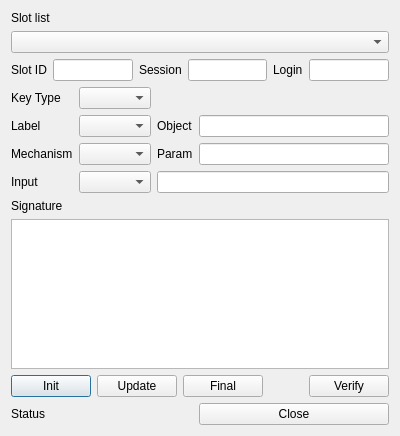
This is HsmMan/verify_dlg.ui in jykim74/CryptokiMan as Qt 5 draws it before an edit. The edited form follows.
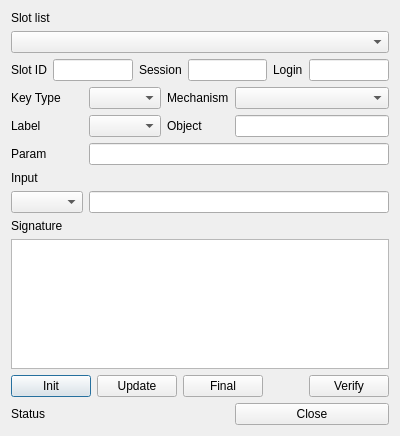
This is the edited form.

Diff of the .ui file:
```diff
--- a/HsmMan/verify_dlg.ui
+++ b/HsmMan/verify_dlg.ui
@@ -14,10 +14,37 @@
    <string>Verify</string>
   </property>
   <layout class="QGridLayout" name="gridLayout">
-   <item row="5" column="1">
-    <widget class="QComboBox" name="mMechCombo"/>
+   <item row="4" column="0">
+    <widget class="QLabel" name="label_6">
+     <property name="text">
+      <string>Label</string>
+     </property>
+    </widget>
    </item>
-   <item row="9" column="0" colspan="4">
+   <item row="6" column="0">
+    <widget class="QLabel" name="label_4">
+     <property name="text">
+      <string>Input</string>
+     </property>
+    </widget>
+   </item>
+   <item row="3" column="1">
+    <widget class="QComboBox" name="mKeyTypeCombo"/>
+   </item>
+   <item row="1" column="0" colspan="4">
+    <widget class="QComboBox" name="mSlotsCombo"/>
+   </item>
+   <item row="8" column="0">
+    <widget class="QLabel" name="label_5">
+     <property name="text">
+      <string>Signature</string>
+     </property>
+    </widget>
+   </item>
+   <item row="4" column="1">
+    <widget class="QComboBox" name="mLabelCombo"/>
+   </item>
+   <item row="10" column="0" colspan="4">
     <layout class="QHBoxLayout" name="horizontalLayout">
      <property name="bottomMargin">
       <number>0</number>
@@ -72,86 +99,6 @@
      </property>
     </widget>
    </item>
-   <item row="5" column="2">
-    <widget class="QLabel" name="label_8">
-     <property name="text">
-      <string>Param</string>
-     </property>
-    </widget>
-   </item>
-   <item row="6" column="1">
-    <widget class="QComboBox" name="mInputCombo"/>
-   </item>
-   <item row="4" column="0">
-    <widget class="QLabel" name="label_6">
-     <property name="text">
-      <string>Label</string>
-     </property>
-    </widget>
-   </item>
-   <item row="10" column="3">
-    <widget class="QPushButton" name="mCloseBtn">
-     <property name="text">
-      <string>Close</string>
-     </property>
-    </widget>
-   </item>
-   <item row="8" column="0" colspan="4">
-    <widget class="QPlainTextEdit" name="mSignText"/>
-   </item>
-   <item row="5" column="0">
-    <widget class="QLabel" name="label_3">
-     <property name="text">
-      <string>Mechanism</string>
-     </property>
-    </widget>
-   </item>
-   <item row="6" column="2" colspan="2">
-    <widget class="QLineEdit" name="mInputText"/>
-   </item>
-   <item row="1" column="0" colspan="4">
-    <widget class="QComboBox" name="mSlotsCombo"/>
-   </item>
-   <item row="4" column="3">
-    <widget class="QLineEdit" name="mObjectText"/>
-   </item>
-   <item row="3" column="0">
-    <widget class="QLabel" name="label_2">
-     <property name="text">
-      <string>Key Type</string>
-     </property>
-    </widget>
-   </item>
-   <item row="6" column="0">
-    <widget class="QLabel" name="label_4">
-     <property name="text">
-      <string>Input</string>
-     </property>
-    </widget>
-   </item>
-   <item row="5" column="3">
-    <widget class="QLineEdit" name="mParamText"/>
-   </item>
-   <item row="3" column="1">
-    <widget class="QComboBox" name="mKeyTypeCombo"/>
-   </item>
-   <item row="7" column="0">
-    <widget class="QLabel" name="label_5">
-     <property name="text">
-      <string>Signature</string>
-     </property>
-    </widget>
-   </item>
-   <item row="4" column="2">
-    <widget class="QLabel" name="label_7">
-     <property name="text">
-      <string>Object</string>
-     </property>
-    </widget>
-   </item>
-   <item row="4" column="1">
-    <widget class="QComboBox" name="mLabelCombo"/>
-   </item>
    <item row="2" column="0" colspan="4">
     <layout class="QHBoxLayout" name="horizontalLayout_2">
      <property name="bottomMargin">
@@ -189,13 +136,66 @@
      </item>
     </layout>
    </item>
-   <item row="10" column="0" colspan="3">
+   <item row="11" column="0" colspan="3">
     <widget class="QLabel" name="mStatusLabel">
      <property name="text">
       <string>Status</string>
      </property>
     </widget>
    </item>
+   <item row="3" column="0">
+    <widget class="QLabel" name="label_2">
+     <property name="text">
+      <string>Key Type</string>
+     </property>
+    </widget>
+   </item>
+   <item row="9" column="0" colspan="4">
+    <widget class="QPlainTextEdit" name="mSignText"/>
+   </item>
+   <item row="4" column="2">
+    <widget class="QLabel" name="label_7">
+     <property name="text">
+      <string>Object</string>
+     </property>
+    </widget>
+   </item>
+   <item row="4" column="3">
+    <widget class="QLineEdit" name="mObjectText"/>
+   </item>
+   <item row="11" column="3">
+    <widget class="QPushButton" name="mCloseBtn">
+     <property name="text">
+      <string>Close</string>
+     </property>
+    </widget>
+   </item>
+   <item row="7" column="0">
+    <widget class="QComboBox" name="mInputCombo"/>
+   </item>
+   <item row="7" column="1" colspan="3">
+    <widget class="QLineEdit" name="mInputText"/>
+   </item>
+   <item row="3" column="2">
+    <widget class="QLabel" name="label_3">
+     <property name="text">
+      <string>Mechanism</string>
+     </property>
+    </widget>
+   </item>
+   <item row="3" column="3">
+    <widget class="QComboBox" name="mMechCombo"/>
+   </item>
+   <item row="5" column="0">
+    <widget class="QLabel" name="label_8">
+     <property name="text">
+      <string>Param</string>
+     </property>
+    </widget>
+   </item>
+   <item row="5" column="1" colspan="3">
+    <widget class="QLineEdit" name="mParamText"/>
+   </item>
   </layout>
  </widget>
  <resources/>
```
